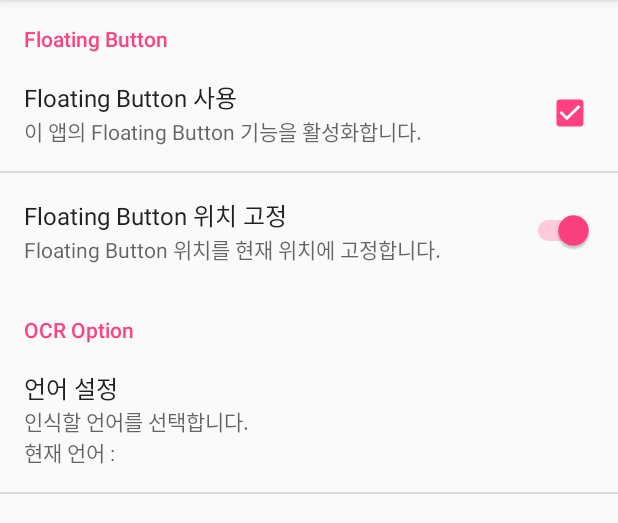
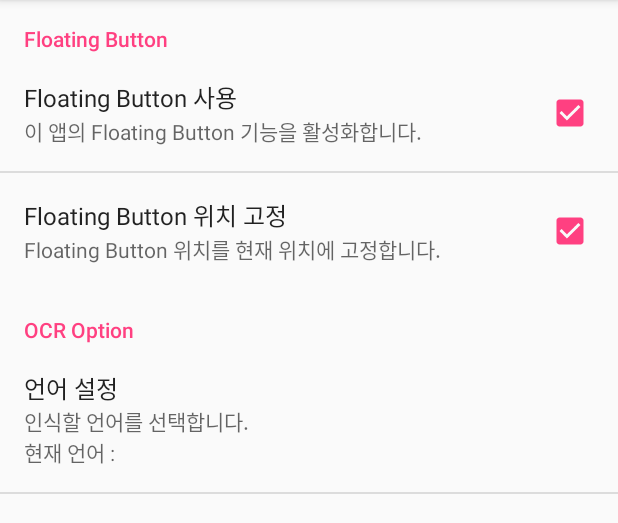
Before and after one commit to Dev-Jahn/Text-Snapper, an Android app: the fragment PrefFragment shown on its own in the app's theme, after a tap on "Floating Button 위치 고정", on a phone screen of 412 x 824 dp, the part 84-607 px from its top. Run offline under Robolectric (Android 15) with nearby library versions, the phone set to English and light mode, and no system bars; 2 other taps on this screen came first.

Commit message:
#2017. 12. 05. 0046i
1. Preferences are linked
2. Floating Service Job done

```diff
--- a/app/src/main/java/kr/ac/ssu/cse/jahn/textsnapper/ui/PrefFragment.java
+++ b/app/src/main/java/kr/ac/ssu/cse/jahn/textsnapper/ui/PrefFragment.java
@@ -1,5 +1,6 @@
 package kr.ac.ssu.cse.jahn.textsnapper.ui;
 
+import android.content.Context;
 import android.content.Intent;
 import android.content.SharedPreferences;
 import android.os.Bundle;
@@ -19,6 +20,7 @@ public class PrefFragment extends PreferenceFragment {
 
     SharedPreferences pref;
     ListPreference listPreference;
+    Context context;
 
     /**
      * ConfigActivity에서 설정 값이 변화한 경우의 Listener
@@ -31,16 +33,19 @@ public class PrefFragment extends PreferenceFragment {
                         listPreference.setSummary("인식할 언어를 선택합니다.\n"
                                 + "현재 언어 : " + pref.getString("ocrSelect", "English"));
                     }
-
                     if(key.equals("floatingButtonUse")) {
                         boolean canUse = pref.getBoolean("floatingButtonUse", true);
                         if (canUse == false) {
                             // 옵션 비활성화했는데 현재 서비스가 켜져있다면 종료
                             if (FloatingService.isServiceActive()) {
                                 Intent stopIntent = FloatingService.getCurrentFloatingService();
-                                getActivity().getApplicationContext().stopService(stopIntent);
+                                context.stopService(stopIntent);
                             }
                         }
+                    }
+                    if(key.equals("floatingButtonLocation")) {
+                        boolean cannotMove = pref.getBoolean("floatingButtonLocation", true);
+                        FloatingService.setCannotMove(cannotMove);
                     }
                 }
             };
@@ -62,4 +67,10 @@ public class PrefFragment extends PreferenceFragment {
 
         return view;
     }
+
+    @Override
+    public void onResume() {
+        super.onResume();
+        context = getActivity().getApplicationContext();
+    }
 }
--- a/app/src/main/res/layout/activity_floatingbar_left.xml
+++ b/app/src/main/res/layout/activity_floatingbar_left.xml
@@ -6,7 +6,7 @@
     android:layout_height="75dp">
     <LinearLayout
         android:layout_width="300dp"
-        android:layout_height="75dp"
+        android:layout_height="80dp"
         android:orientation="horizontal"
         android:background="@drawable/drawer_left"
         android:gravity="center">
--- a/app/src/main/res/layout/activity_floatingbar_right.xml
+++ b/app/src/main/res/layout/activity_floatingbar_right.xml
@@ -6,7 +6,7 @@
     android:layout_height="75dp">
     <LinearLayout
         android:layout_width="300dp"
-        android:layout_height="75dp"
+        android:layout_height="80dp"
         android:orientation="horizontal"
         android:background="@drawable/drawer_right"
         android:gravity="center">
--- a/app/src/main/res/xml/fragment_pref.xml
+++ b/app/src/main/res/xml/fragment_pref.xml
@@ -8,12 +8,10 @@
             android:key="floatingButtonUse"
             android:title="Floating Button 사용"
             android:summary="이 앱의 Floating Button 기능을 활성화합니다."/>
-        <SwitchPreference
+        <CheckBoxPreference
             android:key="floatingButtonLocation"
             android:title="Floating Button 위치 고정"
-            android:summary="Floating Button 위치를 현재 위치에 고정합니다."
-            android:thumb="@drawable/switch_thumb"
-            android:track="@drawable/switch_track"/>
+            android:summary="Floating Button 위치를 현재 위치에 고정합니다." />
 
     </PreferenceCategory>
 
```
Also changed, not shown: app/src/main/java/kr/ac/ssu/cse/jahn/textsnapper/ui/FloatingService.java (+45 -11 lines).
